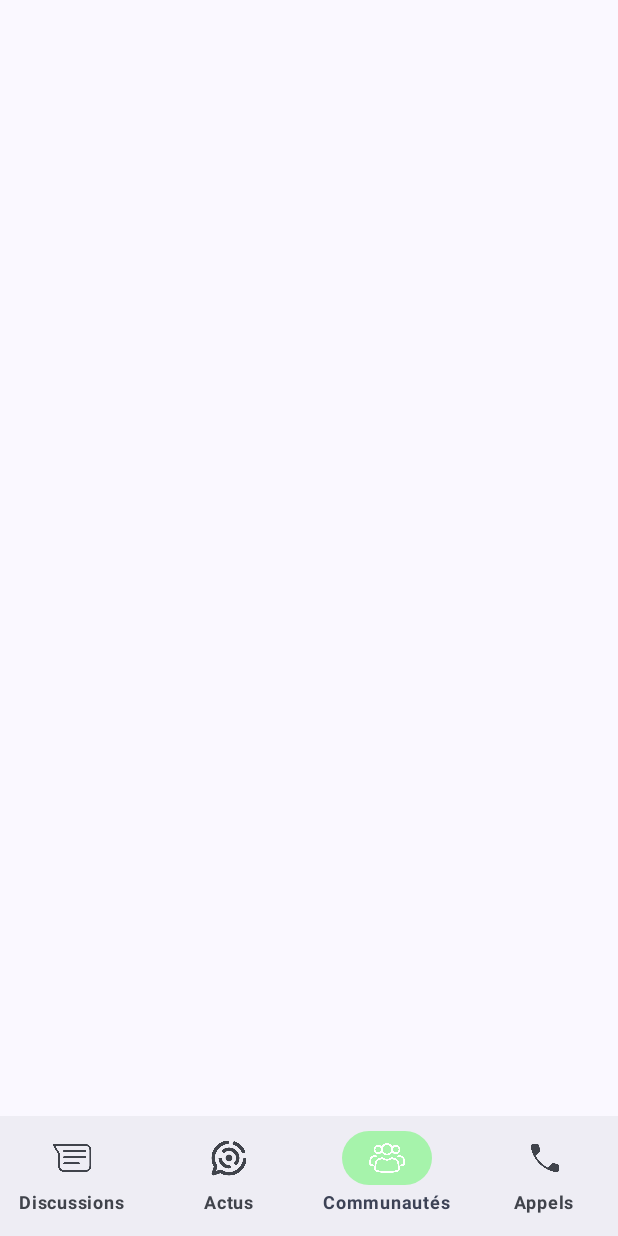
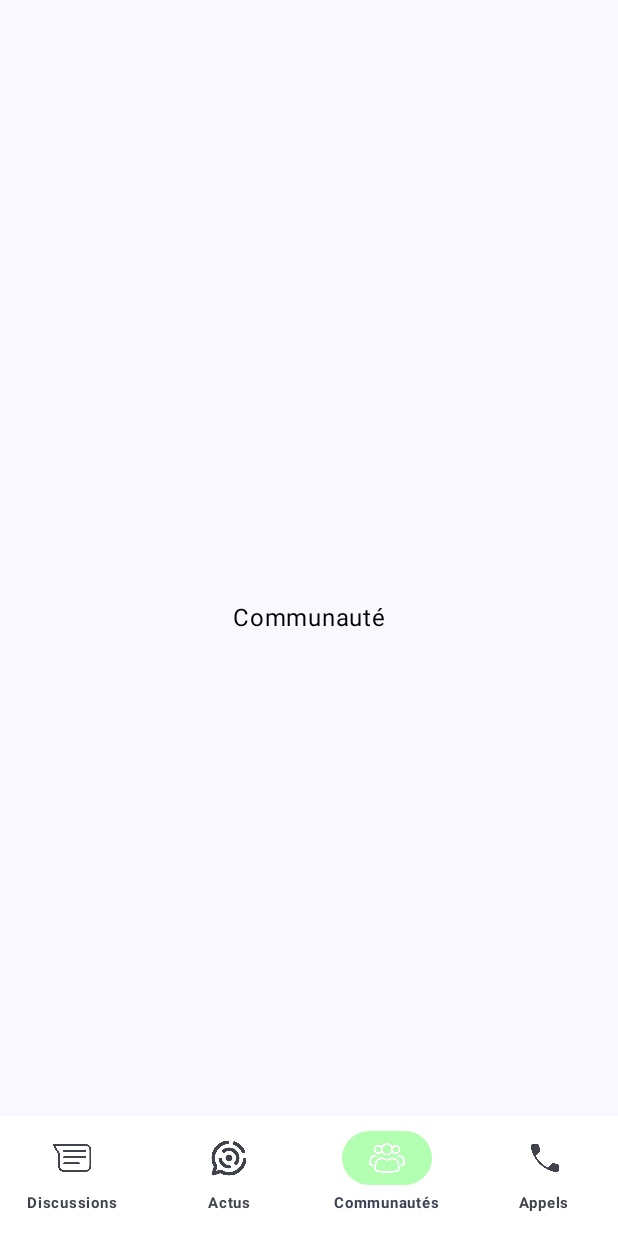
Before and after one commit to ElieOko/WhastsAppCompose, an Android app built with Jetpack Compose: the screen it shows after launch (MainActivity), item 3 of the bottom bar chosen, on a phone screen of 412 x 824 dp. Run offline under Robolectric (Android 15) with nearby library versions, the light colour scheme and no system bars.

Commit message:
fix:annimation screen page

```diff
--- a/app/src/main/java/com/client/whatsappcompose/pages/ParentMain.kt
+++ b/app/src/main/java/com/client/whatsappcompose/pages/ParentMain.kt
@@ -2,6 +2,7 @@ package com.client.whatsappcompose.pages
 
 import android.annotation.SuppressLint
 import android.widget.Toast
+import androidx.compose.foundation.layout.Arrangement
 import androidx.compose.foundation.layout.Column
 import androidx.compose.foundation.layout.fillMaxSize
 import androidx.compose.foundation.layout.size
@@ -10,6 +11,7 @@ import androidx.compose.foundation.pager.rememberPagerState
 import androidx.compose.material.icons.Icons
 import androidx.compose.material.icons.filled.MailOutline
 import androidx.compose.material3.BottomAppBar
+import androidx.compose.material3.ExperimentalMaterial3Api
 
 import androidx.compose.material3.Icon
 import androidx.compose.material3.IconButton
@@ -17,7 +19,9 @@ import androidx.compose.material3.NavigationBar
 import androidx.compose.material3.NavigationBarDefaults
 import androidx.compose.material3.NavigationBarItem
 import androidx.compose.material3.NavigationBarItemDefaults
+import androidx.compose.material3.PrimaryTabRow
 import androidx.compose.material3.Scaffold
+import androidx.compose.material3.Tab
 import androidx.compose.material3.Text
 import androidx.compose.runtime.Composable
 import androidx.compose.runtime.LaunchedEffect
@@ -25,10 +29,13 @@ import androidx.compose.runtime.mutableIntStateOf
 import androidx.compose.runtime.mutableStateOf
 import androidx.compose.runtime.remember
 import androidx.compose.runtime.snapshotFlow
+import androidx.compose.ui.Alignment
 import androidx.compose.ui.Modifier
+import androidx.compose.ui.graphics.Color
 import androidx.compose.ui.platform.LocalContext
 import androidx.compose.ui.res.painterResource
 import androidx.compose.ui.text.font.FontWeight
+import androidx.compose.ui.text.style.TextOverflow
 import androidx.compose.ui.tooling.preview.Preview
 import androidx.compose.ui.unit.dp
 import androidx.compose.ui.unit.sp
@@ -38,6 +45,7 @@ import com.client.whatsappcompose.models.PagerItem
 import com.client.whatsappcompose.pages.discussions.DiscussionPage
 import com.client.whatsappcompose.ui.theme.wsColor
 
+@OptIn(ExperimentalMaterial3Api::class)
 @SuppressLint("UnusedMaterial3ScaffoldPaddingParameter")
 @Preview(showBackground = true)
 @Composable
@@ -49,8 +57,7 @@ fun ParentMain(){
         Parent(4,"Appels", icon = R.drawable.call),
     )
     val local = LocalContext.current
-    val statePage = rememberPagerState(pageCount = { listParent.size })
-    val state = remember { mutableIntStateOf(0) }
+
 
     val childreenList = listOf(
         PagerItem{DiscussionPage()},
@@ -58,18 +65,47 @@ fun ParentMain(){
         PagerItem{Text("Communautés")}.dispay(),
         PagerItem{Text("Appels")}.dispay()
     )
-    LaunchedEffect(statePage) {
-        snapshotFlow { statePage.currentPage }.collect { page ->
-            when(page){
-                0 -> state.intValue = 0
-                1 -> state.intValue = 1
-                2 -> state.intValue = 2
-                3 -> state.intValue = 3
-            }
+//    LaunchedEffect(state.intValue) {
+//        snapshotFlow { statePage.currentPage }.collect { page ->
+//            when(page){
+//                0 -> state.intValue = 0
+//                1 -> state.intValue = 1
+//                2 -> state.intValue = 2
+//                3 -> state.intValue = 3
+//            }
+//        }
+//    }
+    val statePage = rememberPagerState{ listParent.size }
+    val state = remember { mutableIntStateOf(0) }
+    LaunchedEffect(state.intValue) {
+        statePage.animateScrollToPage(state.intValue)
+    }
+    LaunchedEffect(statePage.currentPage, statePage.isScrollInProgress) {
+        if(!statePage.isScrollInProgress) {
+            state.intValue = statePage.currentPage
         }
     }
     Scaffold(bottomBar = {
-        NavigationBar {
+        NavigationBar(containerColor = Color.White) {
+
+//            PrimaryTabRow(selectedTabIndex = state.intValue,){
+//                listParent.forEachIndexed{index, destination ->
+//                    Tab(selected = index == state.intValue,
+//                        onClick = {
+//                          //  navController.navigate(route = destination.route)
+//                            //selectedDestination = index
+//                            state.intValue = index
+//                        },
+//                        icon = {
+//                            Icon(painter = painterResource(destination.icon),null, modifier = Modifier.size(28.dp))
+//                        },
+//                        text = {
+//                            Text(destination.name, fontWeight = FontWeight.Bold, fontSize = 10.sp)
+//                        })
+//                }
+//
+//
+//            }
             listParent.forEachIndexed {i,parent ->
                 NavigationBarItem(
                     colors =  NavigationBarItemDefaults.colors(
@@ -77,13 +113,12 @@ fun ParentMain(){
                     ),
                     onClick = {
                         state.intValue = i
-
                     },
                     selected = i == state.intValue
                     , icon = {
                     Icon(painter = painterResource(parent.icon),null, modifier = Modifier.size(28.dp))
                 },
-                    label = {Text(parent.name, fontWeight = FontWeight.Bold, fontSize = 12.sp)}
+                    label = {Text(parent.name, fontWeight = FontWeight.Bold, fontSize = 10.sp)}
                 )
             }
 
@@ -91,21 +126,48 @@ fun ParentMain(){
     }) {
 
         Column(modifier = Modifier.fillMaxSize()) {
-//            HorizontalPager(state = statePage) {page->
-//                Toast.makeText(local, page.toString(),Toast.LENGTH_LONG).show()
-//                CoreUi(statePage.currentPage)
-//            }
-            CoreUi(state.intValue)
+            HorizontalPager(state = statePage) {index->
+                Toast.makeText(local, listParent.size.toString(),Toast.LENGTH_LONG).show()
+                CoreUi(index)
+            }
+            //CoreUi(state.intValue)
         }
     }
 }
 
+@SuppressLint("UnusedMaterial3ScaffoldPaddingParameter")
 @Composable
 fun CoreUi(state : Int){
     when(state){
         0 -> DiscussionPage()
-        1 -> Text("")
-        2 -> Text("")
-        3 -> Text("")
+        1 ->{
+            Scaffold {
+                Column(modifier = Modifier.fillMaxSize(), horizontalAlignment = Alignment.CenterHorizontally, verticalArrangement = Arrangement.Center) {
+                Text("Actus", color = Color.Black)
+            }
+            }
+        }
+        2 -> {
+            Scaffold {
+                Column(
+                    modifier = Modifier.fillMaxSize(),
+                    horizontalAlignment = Alignment.CenterHorizontally,
+                    verticalArrangement = Arrangement.Center
+                ) {
+                    Text("Communauté", color = Color.Black)
+                }
+            }
+        }
+        3 ->{
+            Scaffold {
+                Column(
+                    modifier = Modifier.fillMaxSize(),
+                    horizontalAlignment = Alignment.CenterHorizontally,
+                    verticalArrangement = Arrangement.Center
+                ) {
+                    Text("Appels", color = Color.Black)
+                }
+            }
+        }
     }
 }
--- a/app/src/main/java/com/client/whatsappcompose/pages/discussions/DiscussionPage.kt
+++ b/app/src/main/java/com/client/whatsappcompose/pages/discussions/DiscussionPage.kt
@@ -6,6 +6,7 @@ import androidx.compose.foundation.horizontalScroll
 import androidx.compose.foundation.layout.Column
 import androidx.compose.foundation.layout.Row
 import androidx.compose.foundation.layout.Spacer
+import androidx.compose.foundation.layout.absoluteOffset
 import androidx.compose.foundation.layout.fillMaxSize
 import androidx.compose.foundation.layout.fillMaxWidth
 import androidx.compose.foundation.layout.height
@@ -17,6 +18,7 @@ import androidx.compose.foundation.verticalScroll
 import androidx.compose.material.icons.Icons
 import androidx.compose.material.icons.filled.MailOutline
 import androidx.compose.material3.ExperimentalMaterial3Api
+import androidx.compose.material3.FabPosition
 import androidx.compose.material3.FloatingActionButton
 import androidx.compose.material3.FloatingActionButtonDefaults
 import androidx.compose.material3.Icon
@@ -174,8 +176,9 @@ fun DiscussionBody(){
             })
         }
     },
+
         floatingActionButton = {
-            FloatingActionButton(onClick = {}, containerColor = bagdeColor) {
+            FloatingActionButton(onClick = {}, containerColor = bagdeColor, modifier = Modifier.absoluteOffset(y=(-85).dp)) {
                 Icon(painter = painterResource(R.drawable.mailplus), contentDescription = "icon message", tint = Color.White, modifier = Modifier.size(25.dp))
             }
         }
@@ -192,7 +195,7 @@ fun DiscussionBody(){
             }
         }
         Column(modifier = Modifier.fillMaxSize().verticalScroll(scrollVertical)) {
-            Spacer(Modifier.height(120.dp))
+            Spacer(Modifier.height(100.dp))
             Row(modifier = Modifier.horizontalScroll(scrollHorizontal).fillMaxWidth()) {
                 Spacer(Modifier.width(15.dp))
                 typeDiscussionList.forEachIndexed {indice,it->
```
